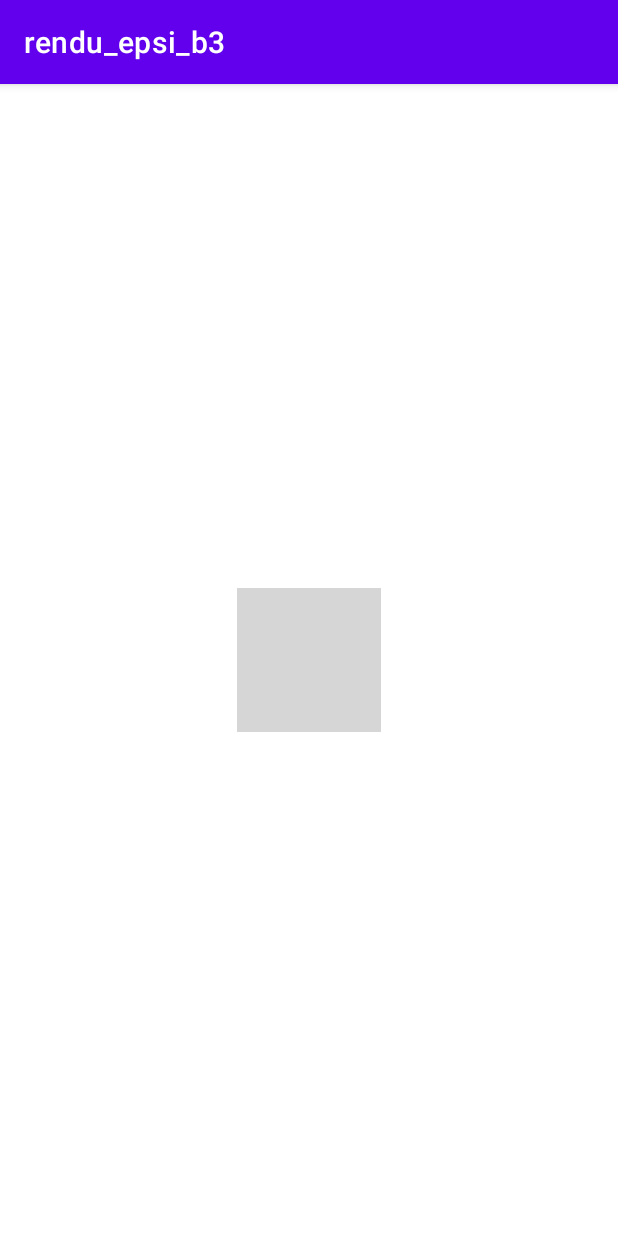
After one commit to Alexandre-stoppini/rendu_epsi_b3, an Android app: the SplashActivity screen opened directly, with no data from a screen before it, on a phone screen of 412 x 824 dp. The commit adds this screen. Run offline under Robolectric (Android 15) with nearby library versions, the phone set to English and light mode, and no system bars; grey boxes are pictures that could not be loaded.

Commit message:
## Added - Ajout du splash durant deux secondes. - Todo-list

```diff
--- a/app/src/main/AndroidManifest.xml
+++ b/app/src/main/AndroidManifest.xml
@@ -11,10 +11,13 @@
         android:theme="@style/Theme.Rendu_epsi_b3">
         <activity
             android:name=".MainActivity"
+            android:exported="false"/>
+
+        <activity
+            android:name=".SplashActivity"
             android:exported="true">
             <intent-filter>
                 <action android:name="android.intent.action.MAIN" />
-
                 <category android:name="android.intent.category.LAUNCHER" />
             </intent-filter>
         </activity>
--- /dev/null
+++ b/app/src/main/java/fr/epsi/rendu_epsi_b3/BaseActivity.kt
@@ -0,0 +1,20 @@
+package fr.epsi.rendu_epsi_b3
+
+import android.os.Bundle
+import android.util.Log
+import android.widget.TextView
+import androidx.appcompat.app.AppCompatActivity
+import org.w3c.dom.Text
+
+open class BaseActivity : AppCompatActivity() {
+
+    fun setHeaderTitle(txt: String) {
+        val textViewTitle = findViewById<TextView>(R.id.textViewTitle)
+        textViewTitle.text = txt
+    }
+
+    override fun onCreate (savedInstanceState : Bundle?) {
+        super.onCreate(savedInstanceState)
+        Log.d("Epsi", "################ on create ##############" + javaClass.simpleName)
+    }
+}
--- a/app/src/main/java/fr/epsi/rendu_epsi_b3/MainActivity.kt
+++ b/app/src/main/java/fr/epsi/rendu_epsi_b3/MainActivity.kt
@@ -3,9 +3,10 @@ package fr.epsi.rendu_epsi_b3
 import androidx.appcompat.app.AppCompatActivity
 import android.os.Bundle
 
-class MainActivity : AppCompatActivity() {
+class MainActivity : BaseActivity() {
     override fun onCreate(savedInstanceState: Bundle?) {
         super.onCreate(savedInstanceState)
         setContentView(R.layout.activity_main)
+
     }
 }
--- /dev/null
+++ b/app/src/main/java/fr/epsi/rendu_epsi_b3/SplashActivity.kt
@@ -0,0 +1,18 @@
+package fr.epsi.rendu_epsi_b3
+
+import android.content.Intent
+import android.os.Bundle
+import android.os.Handler
+import android.os.Looper
+
+class SplashActivity : BaseActivity() {
+    override fun onCreate(savedInstanceState: Bundle?) {
+        super.onCreate(savedInstanceState)
+        setContentView(R.layout.activity_splash)
+        Handler(Looper.getMainLooper()).postDelayed({
+            val newIntent=Intent(application,MainActivity::class.java)
+            startActivity(newIntent)
+            finish()
+        },2000)
+    }
+}
--- /dev/null
+++ b/app/src/main/res/layout/activity_splash.xml
@@ -0,0 +1,19 @@
+<?xml version="1.0" encoding="utf-8"?>
+<RelativeLayout
+    xmlns:android="http://schemas.android.com/apk/res/android"
+    xmlns:app="http://schemas.android.com/apk/res-auto"
+    xmlns:tools="http://schemas.android.com/tools"
+    android:layout_width="match_parent"
+    android:layout_height="match_parent"
+    tools:context=".SplashActivity">
+
+    <ImageView
+        android:id="@+id/imageView"
+        android:layout_width="wrap_content"
+        android:layout_height="wrap_content"
+        android:layout_centerInParent="true"
+        app:srcCompat="@drawable/epsi_logo"/>
+
+
+
+</RelativeLayout>
```
Also changed, not shown: app/src/main/res/layout/layout_header.xml (added, +22 -0 lines), 1 other file.
